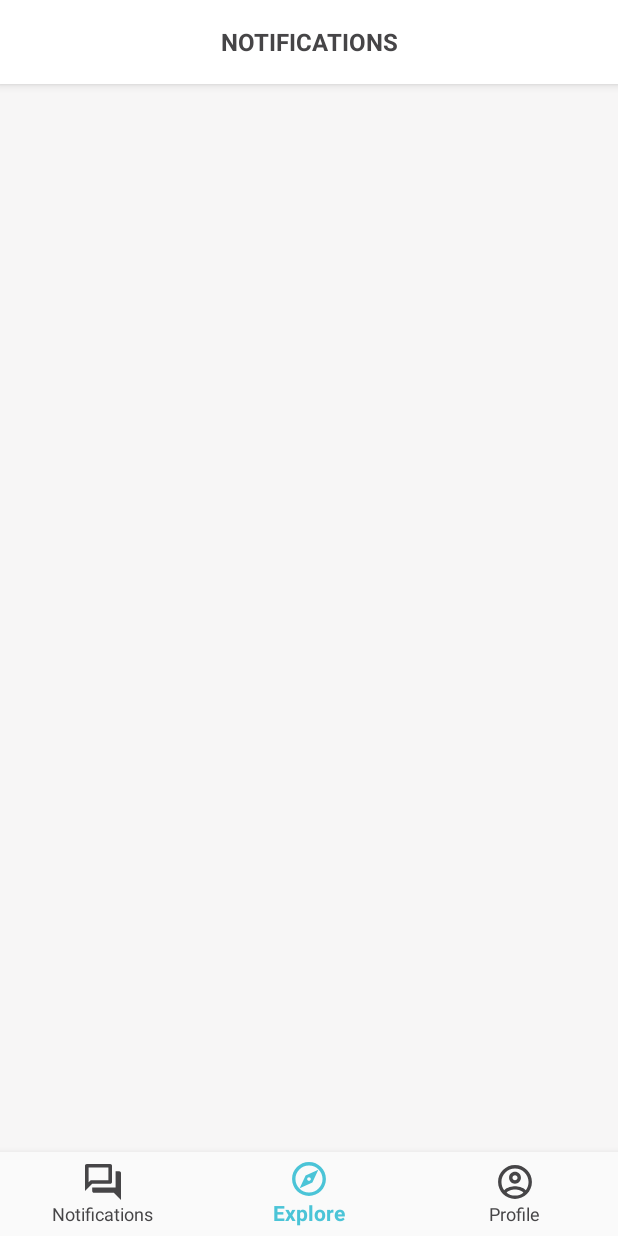
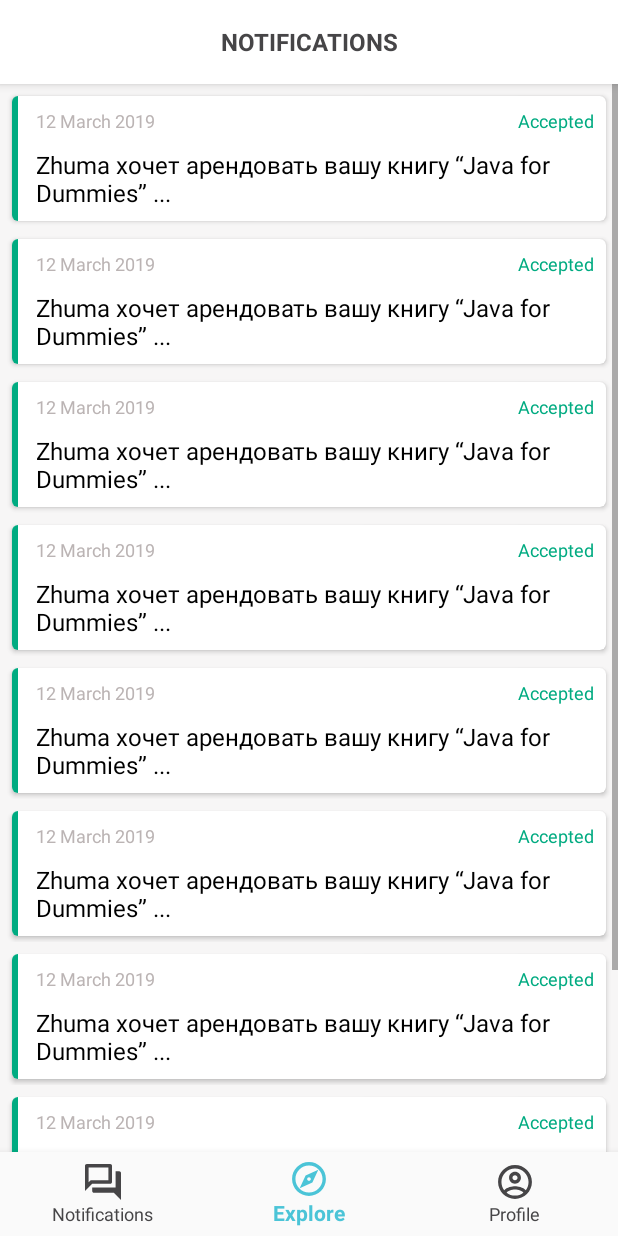
Before and after one commit to madmadik/EPAM-library, an Android app: the fragment NotificationsFragment placed in its activity, on a phone screen of 412 x 824 dp. Run offline under Robolectric (Android 15) with nearby library versions, the phone set to English and light mode, and no system bars.

Commit message:
Add notification item

```diff
--- a/app/src/main/AndroidManifest.xml
+++ b/app/src/main/AndroidManifest.xml
@@ -40,6 +40,8 @@
         </activity>
         <activity android:name=".profile.wishlist.MyWishListActivity">
         </activity>
+        <activity android:name=".explore.CategoriesActivity">
+        </activity>
     </application>
 
 </manifest>
--- /dev/null
+++ b/app/src/main/java/kz/epamlibrary/adapter/NotificationsAdapter.kt
@@ -0,0 +1,39 @@
+package kz.epamlibrary.adapter
+
+import android.support.v7.widget.RecyclerView
+import android.view.LayoutInflater
+import android.view.View
+import android.view.ViewGroup
+import kotlinx.android.synthetic.main.item_notification.view.*
+import kz.epamlibrary.R
+import kz.epamlibrary.entity.Notification
+
+class NotificationsAdapter(private val notifications: ArrayList<Notification>) :
+    RecyclerView.Adapter<NotificationsAdapter.NotificationViewHolder>() {
+
+
+    class NotificationViewHolder(item: View) : RecyclerView.ViewHolder(item) {
+
+    }
+
+    override fun onCreateViewHolder(parent: ViewGroup,
+                                    viewType: Int): NotificationsAdapter.NotificationViewHolder {
+        val item = LayoutInflater.from(parent.context)
+            .inflate(R.layout.item_notification, parent, false)
+
+        return NotificationViewHolder(item)
+    }
+
+    override fun onBindViewHolder(holder: NotificationViewHolder, position: Int) {
+        val notification = notifications[position]
+
+        holder.itemView.date.text = notification.date
+        holder.itemView.notification_content.text = notification.content
+        holder.itemView.status.text = notification.status
+
+    }
+
+    override fun getItemCount(): Int {
+        return notifications.size
+    }
+}
--- /dev/null
+++ b/app/src/main/java/kz/epamlibrary/entity/Notification.kt
@@ -0,0 +1,7 @@
+package kz.epamlibrary.entity
+
+data class Notification(
+    val content: String,
+    val date: String,
+    val status: String
+)
--- a/app/src/main/java/kz/epamlibrary/explore/ExploreFragment.kt
+++ b/app/src/main/java/kz/epamlibrary/explore/ExploreFragment.kt
@@ -1,10 +1,12 @@
 package kz.epamlibrary.explore
 
+import android.content.Intent
 import android.os.Bundle
 import android.support.v4.app.Fragment
 import android.view.LayoutInflater
 import android.view.View
 import android.view.ViewGroup
+import kotlinx.android.synthetic.main.fragment_explore.view.*
 import kz.epamlibrary.R
 
 class ExploreFragment : Fragment() {
@@ -12,6 +14,11 @@ class ExploreFragment : Fragment() {
     override fun onCreateView(inflater: LayoutInflater, container: ViewGroup?, savedInstanceState: Bundle?): View? {
         val view = inflater.inflate(R.layout.fragment_explore, container, false)
 
+        view.categories_see_all.setOnClickListener {
+            val intent = Intent(activity, CategoriesActivity::class.java)
+            startActivity(intent)
+        }
+
         return view
     }
 }
--- a/app/src/main/java/kz/epamlibrary/notifications/NotificationsFragment.kt
+++ b/app/src/main/java/kz/epamlibrary/notifications/NotificationsFragment.kt
@@ -2,15 +2,43 @@ package kz.epamlibrary.notifications
 
 import android.os.Bundle
 import android.support.v4.app.Fragment
+import android.support.v7.widget.LinearLayoutManager
 import android.view.LayoutInflater
 import android.view.View
 import android.view.ViewGroup
+import kotlinx.android.synthetic.main.fragment_notifications.*
+import kotlinx.android.synthetic.main.fragment_notifications.view.*
 import kz.epamlibrary.R
+import kz.epamlibrary.adapter.NotificationsAdapter
+import kz.epamlibrary.entity.Notification
 
 class NotificationsFragment: Fragment() {
+
+    private var notifications = ArrayList<Notification>()
+
     override fun onCreateView(inflater: LayoutInflater, container: ViewGroup?, savedInstanceState: Bundle?): View? {
         val view = inflater.inflate(R.layout.fragment_notifications, container, false)
 
+        initNotifications()
+
+        view.notifications_recycler_view.apply {
+            setHasFixedSize(true)
+            layoutManager = LinearLayoutManager(context)
+            adapter = NotificationsAdapter(notifications)
+        }
         return view
     }
+
+    private fun initNotifications() {
+        notifications.add(Notification("Zhuma хочет арендовать вашу книгу “Java for Dummies” ...", "12 March 2019", "Accepted"))
+        notifications.add(Notification("Zhuma хочет арендовать вашу книгу “Java for Dummies” ...", "12 March 2019", "Accepted"))
+        notifications.add(Notification("Zhuma хочет арендовать вашу книгу “Java for Dummies” ...", "12 March 2019", "Accepted"))
+        notifications.add(Notification("Zhuma хочет арендовать вашу книгу “Java for Dummies” ...", "12 March 2019", "Accepted"))
+        notifications.add(Notification("Zhuma хочет арендовать вашу книгу “Java for Dummies” ...", "12 March 2019", "Accepted"))
+        notifications.add(Notification("Zhuma хочет арендовать вашу книгу “Java for Dummies” ...", "12 March 2019", "Accepted"))
+        notifications.add(Notification("Zhuma хочет арендовать вашу книгу “Java for Dummies” ...", "12 March 2019", "Accepted"))
+        notifications.add(Notification("Zhuma хочет арендовать вашу книгу “Java for Dummies” ...", "12 March 2019", "Accepted"))
+        notifications.add(Notification("Zhuma хочет арендовать вашу книгу “Java for Dummies” ...", "12 March 2019", "Accepted"))
+
+    }
 }
--- a/app/src/main/res/layout/fragment_explore.xml
+++ b/app/src/main/res/layout/fragment_explore.xml
@@ -151,7 +151,7 @@
                     android:layout_alignParentLeft="true"/>
 
             <LinearLayout
-                    android:id="@+id/categories_see_all"
+                    android:id="@+id/top_see_all"
                     android:layout_width="wrap_content"
                     android:layout_height="wrap_content"
                     android:clickable="true"
--- a/app/src/main/res/layout/fragment_notifications.xml
+++ b/app/src/main/res/layout/fragment_notifications.xml
@@ -33,5 +33,13 @@
             android:layout_height="match_parent"
             android:layout_marginTop="?attr/actionBarSize">
 
+        <android.support.v7.widget.RecyclerView
+                android:id="@+id/notifications_recycler_view"
+                android:scrollbars="vertical"
+                android:clipToPadding="false"
+                android:paddingBottom="8dp"
+                android:layout_width="match_parent"
+                android:layout_height="match_parent"/>
+
     </LinearLayout>
 </FrameLayout>
--- /dev/null
+++ b/app/src/main/res/layout/item_notification.xml
@@ -0,0 +1,85 @@
+<?xml version="1.0" encoding="utf-8"?>
+<FrameLayout
+        xmlns:android="http://schemas.android.com/apk/res/android"
+        xmlns:app="http://schemas.android.com/apk/res-auto"
+        xmlns:tools="http://schemas.android.com/tools"
+        android:layout_width="match_parent"
+        android:layout_height="wrap_content"
+        android:paddingLeft="8dp"
+        android:paddingRight="8dp"
+        android:paddingTop="8dp"
+        android:paddingBottom="4dp"
+        android:clipToPadding="false">
+
+    <android.support.v7.widget.CardView
+            android:id="@+id/bill_card"
+            android:layout_width="match_parent"
+            android:layout_height="wrap_content"
+            app:cardCornerRadius="4dp">
+
+        <FrameLayout
+                android:id="@+id/notification"
+                android:layout_width="match_parent"
+                android:layout_height="wrap_content"
+                android:clickable="true"
+                android:focusable="true"
+                android:background="?attr/selectableItemBackground">
+
+            <View
+                    android:layout_width="4dp"
+                    android:layout_height="match_parent"
+                    android:layout_gravity="left"
+                    android:background="@color/colorGreen"/>
+
+            <LinearLayout
+                    android:layout_width="match_parent"
+                    android:layout_height="wrap_content"
+                    android:orientation="vertical"
+                    android:paddingBottom="8dp"
+                    android:paddingLeft="16dp"
+                    android:paddingRight="8dp"
+                    android:paddingTop="8dp">
+
+                <RelativeLayout
+                        android:layout_width="match_parent"
+                        android:layout_height="wrap_content">
+
+                    <TextView
+                            android:id="@+id/date"
+                            android:layout_width="wrap_content"
+                            android:layout_height="wrap_content"
+                            android:textSize="12sp"
+                            android:layout_alignParentStart="true"
+                            android:textColor="@color/gray"
+                            tools:text="12 March 2019"
+                            android:layout_alignParentLeft="true"/>
+
+                    <TextView
+                            android:id="@+id/status"
+                            android:layout_width="wrap_content"
+                            android:layout_height="wrap_content"
+                            android:textSize="12sp"
+                            android:layout_alignParentRight="true"
+                            android:textColor="@color/colorGreen"
+                            tools:text="Accepted"
+                            android:layout_alignParentEnd="true"/>
+
+                </RelativeLayout>
+
+                <TextView
+                        android:id="@+id/notification_content"
+                        android:layout_width="wrap_content"
+                        android:layout_height="wrap_content"
+                        android:textSize="16sp"
+                        android:layout_marginTop="10dp"
+                        android:layout_alignParentRight="true"
+                        android:textColor="@color/black"
+                        tools:text="Zhuma хочет арендовать вашу книгу “Java for Dummies” ..."
+                        android:layout_alignParentEnd="true"/>
+
+
+            </LinearLayout>
+        </FrameLayout>
+
+    </android.support.v7.widget.CardView>
+</FrameLayout>
--- a/app/src/main/res/values/colors.xml
+++ b/app/src/main/res/values/colors.xml
@@ -10,4 +10,7 @@
     <color name="colorRed">#EB5463</color>
     <color name="gray">#BBB4B4</color>
     <color name="lightGray">#F7F6F6</color>
+
+    <color name="colorYellow">#FFE03E</color>
+    <color name="colorGreen">#00ab81</color>
 </resources>
--- a/app/src/main/res/values/strings.xml
+++ b/app/src/main/res/values/strings.xml
@@ -29,4 +29,5 @@
     <string name="label_login">Login</string>
     <string name="label_dont_have">Do not have account yet?</string>
     <string name="label_top">Top rated</string>
+    <string name="title_categories">Categories</string>
 </resources>
```
Also changed, not shown: app/src/main/java/kz/epamlibrary/explore/CategoriesActivity.kt (added, +18 -0 lines), app/src/main/res/layout/activity_categories.xml (added, +49 -0 lines).
